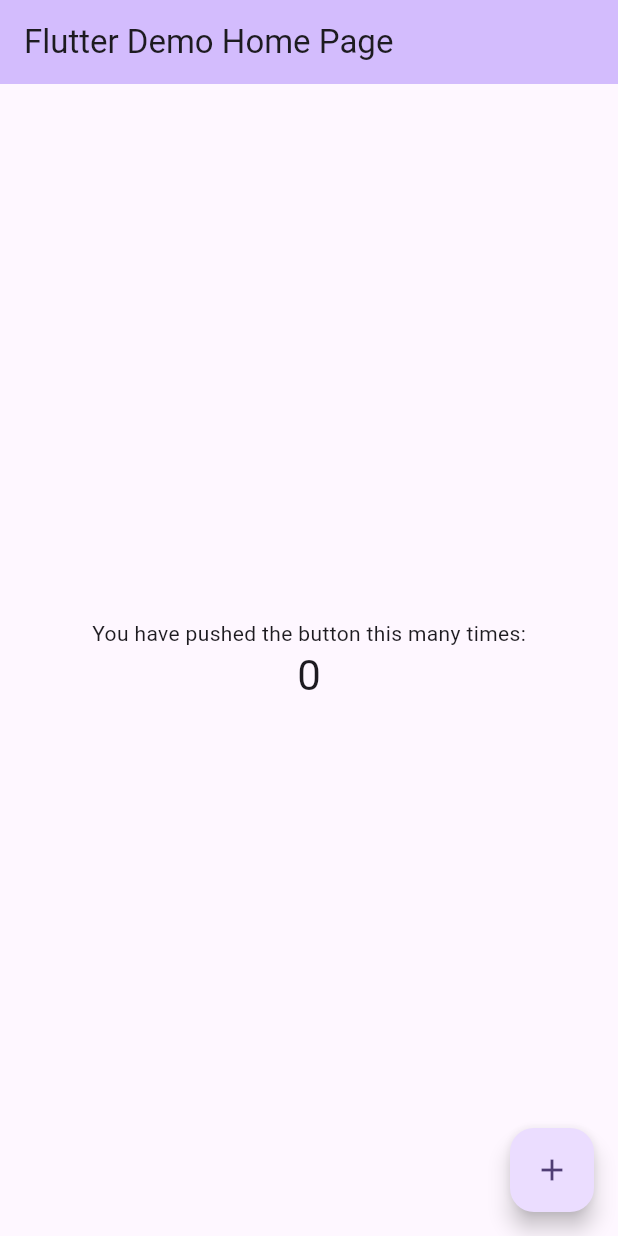
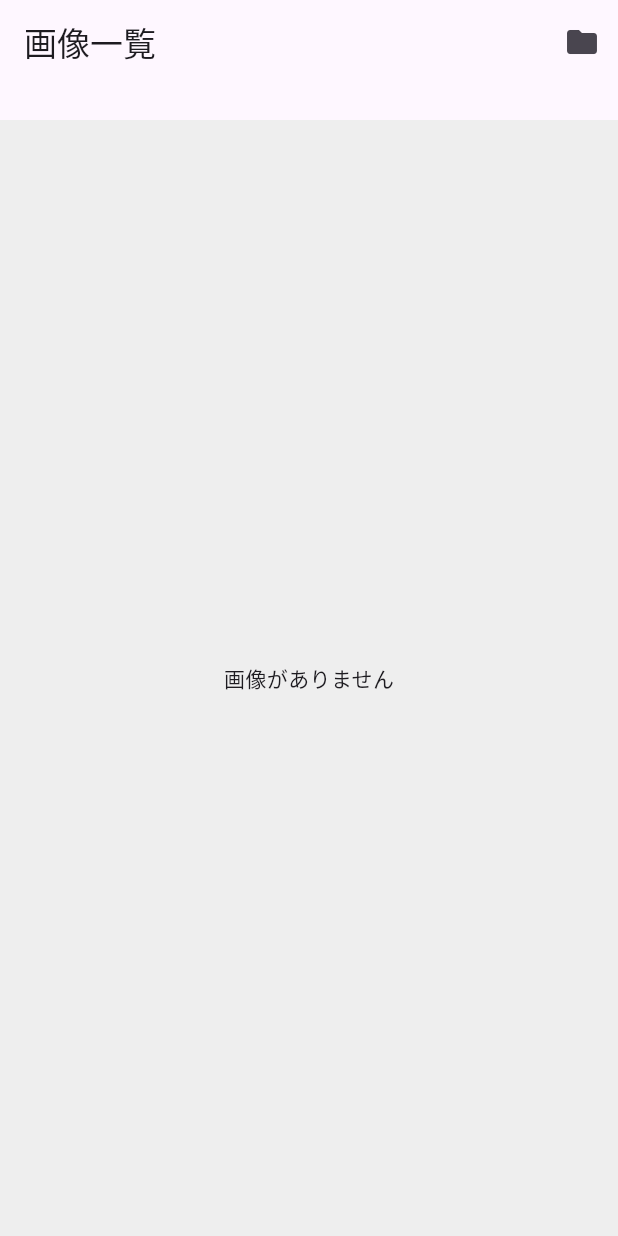
Before and after one commit to hogecode/photo_pc_app, a Flutter app: the screen it shows after launch, on a phone screen of 412 x 824 dp. Run offline on Flutter 3.47's test engine with Material 3 defaults, Android fonts, the phone set to English and light mode, and no system bars; our stand-ins replace file_picker, go_router, hive, hive_flutter; missing offline and left inert: crop_your_image; accounts and stored records are empty.

Commit message:
feat: 一覧画面と詳細画面を簡易的に実装

```diff
--- /dev/null
+++ b/lib/app.dart
@@ -0,0 +1,22 @@
+import 'package:flutter/material.dart';
+import 'package:provider/provider.dart';
+import 'app_router.dart';
+import 'providers/image_provider.dart';
+
+class MyApp extends StatelessWidget {
+  @override
+  Widget build(BuildContext context) {
+    return MultiProvider(
+      providers: [
+        ChangeNotifierProvider(create: (_) => FolderImageProvider()),
+      ],
+      child: MaterialApp.router(
+        routerConfig: AppRouter.router,
+        theme: ThemeData(
+          primarySwatch: Colors.blue,
+          brightness: Brightness.light,
+        ),
+      ),
+    );
+  }
+}
--- /dev/null
+++ b/lib/app_router.dart
@@ -0,0 +1,21 @@
+import 'package:go_router/go_router.dart';
+import 'screens/home_screen.dart';
+import 'screens/detail_screen.dart';
+
+class AppRouter {
+  static final router = GoRouter(
+    routes: [
+      GoRoute(
+        path: '/',
+        builder: (context, state) => HomeScreen(),
+      ),
+      GoRoute(
+        path: '/detail',
+        builder: (context, state) {
+          final imagePath = state.extra as String;
+          return DetailScreen(imagePath: imagePath);
+        },
+      ),
+    ],
+  );
+}
--- a/lib/main.dart
+++ b/lib/main.dart
@@ -1,122 +1,9 @@
 import 'package:flutter/material.dart';
+import 'package:hive_flutter/hive_flutter.dart';
 
-void main() {
-  runApp(const MyApp());
+import './app.dart';
+
+void main() async {
+  await Hive.initFlutter();
+  runApp(MyApp());
 }
-
-class MyApp extends StatelessWidget {
-  const MyApp({super.key});
-
-  // This widget is the root of your application.
-  @override
-  Widget build(BuildContext context) {
-    return MaterialApp(
-      title: 'Flutter Demo',
-      theme: ThemeData(
-        // This is the theme of your application.
-        //
-        // TRY THIS: Try running your application with "flutter run". You'll see
-        // the application has a purple toolbar. Then, without quitting the app,
-        // try changing the seedColor in the colorScheme below to Colors.green
-        // and then invoke "hot reload" (save your changes or press the "hot
-        // reload" button in a Flutter-supported IDE, or press "r" if you used
-        // the command line to start the app).
-        //
-        // Notice that the counter didn't reset back to zero; the application
-        // state is not lost during the reload. To reset the state, use hot
-        // restart instead.
-        //
-        // This works for code too, not just values: Most code changes can be
-        // tested with just a hot reload.
-        colorScheme: ColorScheme.fromSeed(seedColor: Colors.deepPurple),
-      ),
-      home: const MyHomePage(title: 'Flutter Demo Home Page'),
-    );
-  }
-}
-
-class MyHomePage extends StatefulWidget {
-  const MyHomePage({super.key, required this.title});
-
-  // This widget is the home page of your application. It is stateful, meaning
-  // that it has a State object (defined below) that contains fields that affect
-  // how it looks.
-
-  // This class is the configuration for the state. It holds the values (in this
-  // case the title) provided by the parent (in this case the App widget) and
-  // used by the build method of the State. Fields in a Widget subclass are
-  // always marked "final".
-
-  final String title;
-
-  @override
-  State<MyHomePage> createState() => _MyHomePageState();
-}
-
-class _MyHomePageState extends State<MyHomePage> {
-  int _counter = 0;
-
-  void _incrementCounter() {
-    setState(() {
-      // This call to setState tells the Flutter framework that something has
-      // changed in this State, which causes it to rerun the build method below
-      // so that the display can reflect the updated values. If we changed
-      // _counter without calling setState(), then the build method would not be
-      // called again, and so nothing would appear to happen.
-      _counter++;
-    });
-  }
-
-  @override
-  Widget build(BuildContext context) {
-    // This method is rerun every time setState is called, for instance as done
-    // by the _incrementCounter method above.
-    //
-    // The Flutter framework has been optimized to make rerunning build methods
-    // fast, so that you can just rebuild anything that needs updating rather
-    // than having to individually change instances of widgets.
-    return Scaffold(
-      appBar: AppBar(
-        // TRY THIS: Try changing the color here to a specific color (to
-        // Colors.amber, perhaps?) and trigger a hot reload to see the AppBar
-        // change color while the other colors stay the same.
-        backgroundColor: Theme.of(context).colorScheme.inversePrimary,
-        // Here we take the value from the MyHomePage object that was created by
-        // the App.build method, and use it to set our appbar title.
-        title: Text(widget.title),
-      ),
-      body: Center(
-        // Center is a layout widget. It takes a single child and positions it
-        // in the middle of the parent.
-        child: Column(
-          // Column is also a layout widget. It takes a list of children and
-          // arranges them vertically. By default, it sizes itself to fit its
-          // children horizontally, and tries to be as tall as its parent.
-          //
-          // Column has various properties to control how it sizes itself and
-          // how it positions its children. Here we use mainAxisAlignment to
-          // center the children vertically; the main axis here is the vertical
-          // axis because Columns are vertical (the cross axis would be
-          // horizontal).
-          //
-          // TRY THIS: Invoke "debug painting" (choose the "Toggle Debug Paint"
-          // action in the IDE, or press "p" in the console), to see the
-          // wireframe for each widget.
-          mainAxisAlignment: MainAxisAlignment.center,
-          children: <Widget>[
-            const Text('You have pushed the button this many times:'),
-            Text(
-              '$_counter',
-              style: Theme.of(context).textTheme.headlineMedium,
-            ),
-          ],
-        ),
-      ),
-      floatingActionButton: FloatingActionButton(
-        onPressed: _incrementCounter,
-        tooltip: 'Increment',
-        child: const Icon(Icons.add),
-      ), // This trailing comma makes auto-formatting nicer for build methods.
-    );
-  }
-}
--- /dev/null
+++ b/lib/models/image_model.dart
@@ -0,0 +1,5 @@
+class ImageModel {
+  final String path;
+
+  ImageModel({required this.path});
+}
--- /dev/null
+++ b/lib/screens/home_screen.dart
@@ -0,0 +1,44 @@
+import 'package:flutter/material.dart';
+import 'package:provider/provider.dart';
+import '../providers/image_provider.dart';
+import '../widgets/app_bar_widget.dart';
+import '../widgets/image_tile.dart';
+
+class HomeScreen extends StatelessWidget {
+  @override
+  Widget build(BuildContext context) {
+    final provider = Provider.of<FolderImageProvider>(context);
+
+    return Scaffold(
+      appBar: AppBarWidget(),
+      body: Column(
+        children: [
+          Expanded(
+            child: DragTarget<String>(
+              onAccept: (data) {
+                provider.dragAndDropFolder(data);
+              },
+              builder: (context, candidateData, rejectedData) {
+                return Container(
+                  color: Colors.grey[200],
+                  child: provider.images.isEmpty
+                      ? Center(child: Text('画像がありません'))
+                      : GridView.builder(
+                          itemCount: provider.images.length,
+                          gridDelegate: SliverGridDelegateWithFixedCrossAxisCount(
+                            crossAxisCount: 3,
+                          ),
+                          itemBuilder: (context, index) {
+                            final image = provider.images[index];
+                            return ImageTile(image: image);
+                          },
+                        ),
+                );
+              },
+            ),
+          ),
+        ],
+      ),
+    );
+  }
+}
--- /dev/null
+++ b/lib/widgets/app_bar_widget.dart
@@ -0,0 +1,27 @@
+import 'package:flutter/material.dart';
+import 'package:provider/provider.dart';
+import '../providers/image_provider.dart';
+
+class AppBarWidget extends StatelessWidget implements PreferredSizeWidget {
+  @override
+  final Size preferredSize;
+
+  AppBarWidget({Key? key}) : preferredSize = Size.fromHeight(80), super(key: key);
+
+  @override
+  Widget build(BuildContext context) {
+    final provider = Provider.of<FolderImageProvider>(context);
+
+    return AppBar(
+      title: Text('画像一覧'),
+      actions: [
+        IconButton(
+          icon: Icon(Icons.folder),
+          onPressed: () {
+            provider.pickFolder();
+          },
+        ),
+      ],
+    );
+  }
+}
```
Also changed, not shown: lib/providers/image_provider.dart (added, +74 -0 lines), lib/screens/detail_screen.dart (added, +80 -0 lines), lib/widgets/image_tile.dart (added, +24 -0 lines), pubspec.yaml (+7 -0 lines).
